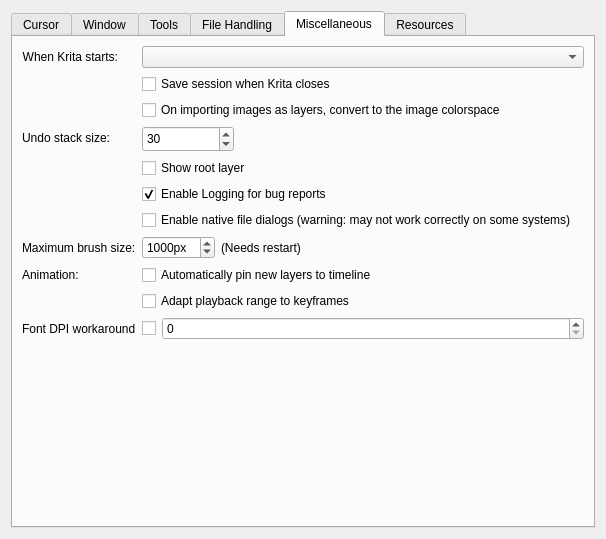
This is libs/ui/forms/wdggeneralsettings.ui in KDE/krita as Qt 5 draws it before an edit. The edited form follows.
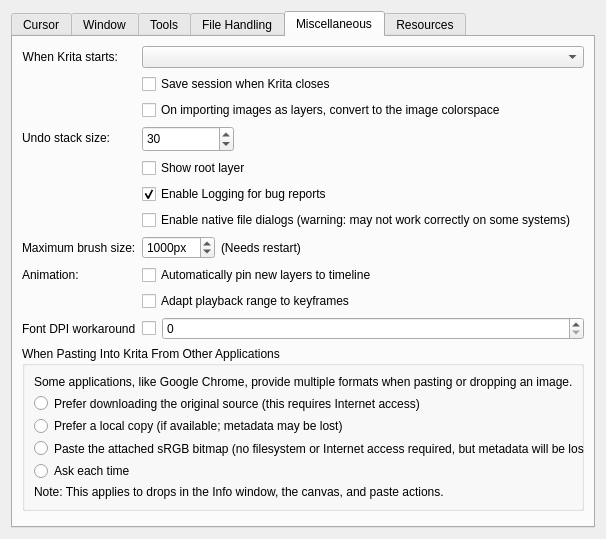
This is the edited form. The open tabs and pages were chosen to show the change. Custom widgets are drawn as their Qt base class.

Commit message: Scaffold new preferences for Paste Format

```diff
--- a/libs/ui/forms/wdggeneralsettings.ui
+++ b/libs/ui/forms/wdggeneralsettings.ui
@@ -977,7 +977,76 @@
          </item>
         </layout>
        </item>
-       <item row="17" column="1">
+       <item row="17" column="0" colspan="2">
+        <widget class="QGroupBox" name="grpPasteFrom">
+         <property name="sizePolicy">
+          <sizepolicy hsizetype="Preferred" vsizetype="Minimum">
+           <horstretch>0</horstretch>
+           <verstretch>0</verstretch>
+          </sizepolicy>
+         </property>
+         <property name="title">
+          <string>When Pasting Into Krita From Other Applications</string>
+         </property>
+         <layout class="QFormLayout" name="formLayout_8">
+          <item row="1" column="0" colspan="2">
+           <widget class="QRadioButton" name="btnDownload">
+            <property name="text">
+             <string>Prefer downloading the original source (this requires Internet access)</string>
+            </property>
+           </widget>
+          </item>
+          <item row="0" column="0">
+           <widget class="QLabel" name="lblPasteContext">
+            <property name="sizePolicy">
+             <sizepolicy hsizetype="Preferred" vsizetype="Minimum">
+              <horstretch>0</horstretch>
+              <verstretch>0</verstretch>
+             </sizepolicy>
+            </property>
+            <property name="text">
+             <string>Some applications, like Google Chrome, provide multiple formats when pasting or dropping an image.</string>
+            </property>
+           </widget>
+          </item>
+          <item row="2" column="0">
+           <widget class="QRadioButton" name="btnLocal">
+            <property name="text">
+             <string>Prefer a local copy (if available; metadata may be lost)</string>
+            </property>
+           </widget>
+          </item>
+          <item row="3" column="0">
+           <widget class="QRadioButton" name="btnBitmap">
+            <property name="text">
+             <string>Paste the attached sRGB bitmap (no filesystem or Internet access required, but metadata will be lost)</string>
+            </property>
+           </widget>
+          </item>
+          <item row="4" column="0">
+           <widget class="QRadioButton" name="btnAsk">
+            <property name="text">
+             <string>Ask each time</string>
+            </property>
+           </widget>
+          </item>
+          <item row="5" column="0" colspan="2">
+           <widget class="QLabel" name="lblPasteNote">
+            <property name="sizePolicy">
+             <sizepolicy hsizetype="Preferred" vsizetype="Minimum">
+              <horstretch>0</horstretch>
+              <verstretch>0</verstretch>
+             </sizepolicy>
+            </property>
+            <property name="text">
+             <string>Note: This applies to drops in the Info window, the canvas, and paste actions.</string>
+            </property>
+           </widget>
+          </item>
+         </layout>
+        </widget>
+       </item>
+       <item row="18" column="0" colspan="2">
         <spacer name="verticalSpacer_4">
          <property name="orientation">
           <enum>Qt::Vertical</enum>
```
The commit also changes 5 other files.
